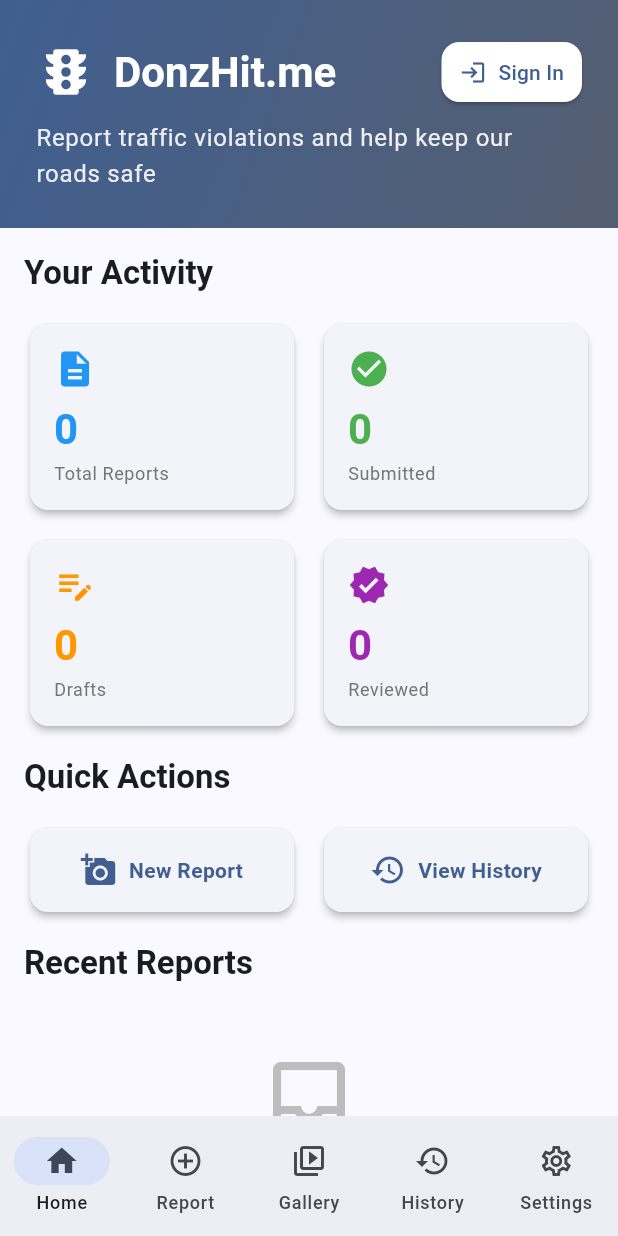
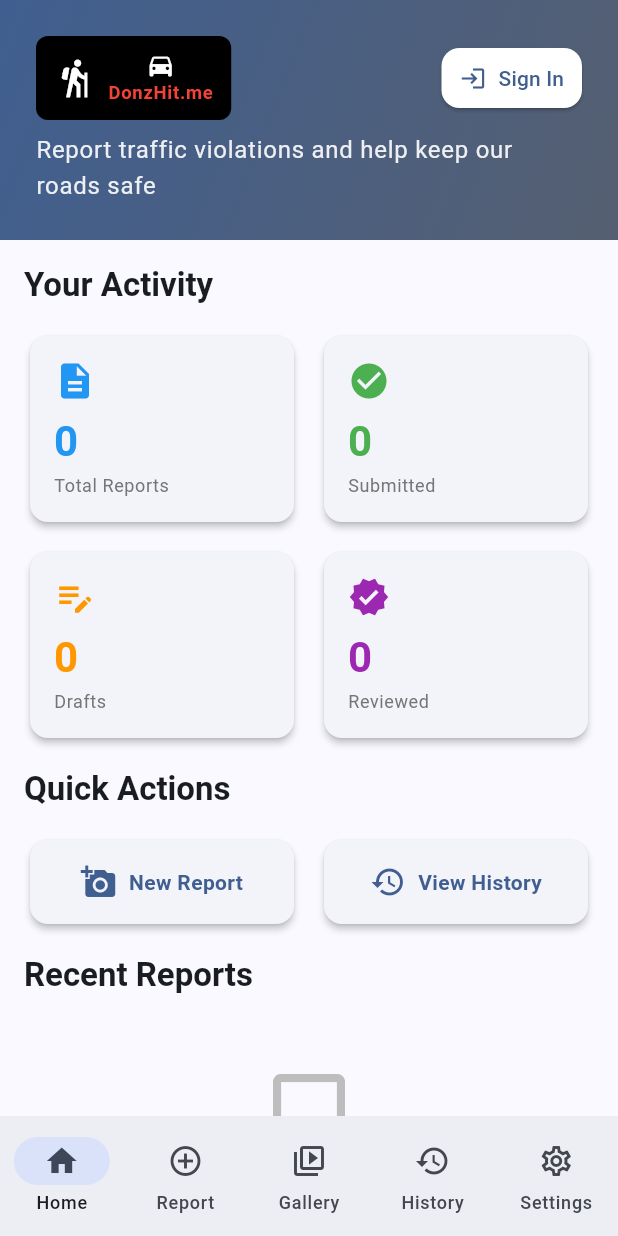
Before and after one commit to x92017/donzhit_me, a Flutter app: the screen it shows after launch, on a phone screen of 412 x 824 dp. Run offline on Flutter 3.47's test engine with Material 3 defaults, Android fonts, the phone set to English and light mode, and no system bars; our stand-ins replace cached_network_image, chewie, file_picker, google_sign_in, image_picker, shared_preferences and 2 more; network calls fail.

Commit message:
Add custom DonzHit.me logo to home screen header
- Create DonzHitLogo widget with black background
- White hiking person icon on left
- White car icon on top
- Red "DonzHit.me" text in middle
- Replace old traffic icon in home screen header

Co-Authored-By: Claude Opus 4.5 <noreply@anthropic.com>

```diff
--- a/donzhit_me/lib/screens/home_screen.dart
+++ b/donzhit_me/lib/screens/home_screen.dart
@@ -3,6 +3,7 @@ import 'package:provider/provider.dart';
 import '../providers/report_provider.dart';
 import '../models/traffic_report.dart';
 import '../services/api_service.dart';
+import '../widgets/donzhit_logo.dart';
 
 class HomeScreen extends StatefulWidget {
   const HomeScreen({super.key});
@@ -84,21 +85,8 @@ class _HomeScreenState extends State<HomeScreen> {
           children: [
             Row(
               children: [
-                Icon(
-                  Icons.traffic,
-                  color: Colors.white,
-                  size: 40,
-                ),
-                const SizedBox(width: 12),
-                Expanded(
-                  child: Text(
-                    'DonzHit.me',
-                    style: Theme.of(context).textTheme.headlineMedium?.copyWith(
-                          color: Colors.white,
-                          fontWeight: FontWeight.bold,
-                        ),
-                  ),
-                ),
+                const DonzHitLogoHorizontal(height: 56),
+                const Spacer(),
                 _buildAuthButton(),
               ],
             ),
--- /dev/null
+++ b/donzhit_me/lib/widgets/donzhit_logo.dart
@@ -0,0 +1,127 @@
+import 'package:flutter/material.dart';
+
+/// Custom logo widget for DonzHit.me
+/// Black background with:
+/// - Woman walking with backpack (white) on left
+/// - "DonzHit.me" text (red) in middle
+/// - Car front (white) on top
+class DonzHitLogo extends StatelessWidget {
+  final double size;
+
+  const DonzHitLogo({super.key, this.size = 120});
+
+  @override
+  Widget build(BuildContext context) {
+    return Container(
+      width: size,
+      height: size,
+      decoration: BoxDecoration(
+        color: Colors.black,
+        borderRadius: BorderRadius.circular(12),
+      ),
+      child: CustomPaint(
+        size: Size(size, size),
+        painter: _LogoPainter(),
+        child: Center(
+          child: Column(
+            mainAxisAlignment: MainAxisAlignment.center,
+            children: [
+              // Car icon at top
+              Icon(
+                Icons.directions_car,
+                color: Colors.white,
+                size: size * 0.25,
+              ),
+              const SizedBox(height: 4),
+              // DonzHit.me text in red
+              Text(
+                'DonzHit.me',
+                style: TextStyle(
+                  color: Colors.red,
+                  fontSize: size * 0.12,
+                  fontWeight: FontWeight.bold,
+                ),
+              ),
+              const SizedBox(height: 4),
+              // Walking person icon at bottom
+              Icon(
+                Icons.hiking,
+                color: Colors.white,
+                size: size * 0.25,
+              ),
+            ],
+          ),
+        ),
+      ),
+    );
+  }
+}
+
+class _LogoPainter extends CustomPainter {
+  @override
+  void paint(Canvas canvas, Size size) {
+    // Additional custom painting if needed
+    // The main elements are handled by the child widgets
+  }
+
+  @override
+  bool shouldRepaint(covariant CustomPainter oldDelegate) => false;
+}
+
+/// Horizontal logo for header display
+class DonzHitLogoHorizontal extends StatelessWidget {
+  final double height;
+
+  const DonzHitLogoHorizontal({super.key, this.height = 60});
+
+  @override
+  Widget build(BuildContext context) {
+    return Container(
+      height: height,
+      padding: const EdgeInsets.symmetric(horizontal: 12, vertical: 6),
+      decoration: BoxDecoration(
+        color: Colors.black,
+        borderRadius: BorderRadius.circular(8),
+      ),
+      child: Row(
+        mainAxisSize: MainAxisSize.min,
+        children: [
+          // Walking person on left
+          Column(
+            mainAxisAlignment: MainAxisAlignment.center,
+            children: [
+              Icon(
+                Icons.hiking,
+                color: Colors.white,
+                size: height * 0.5,
+              ),
+            ],
+          ),
+          const SizedBox(width: 8),
+          // DonzHit.me text and car in middle
+          Column(
+            mainAxisAlignment: MainAxisAlignment.center,
+            children: [
+              // Car on top
+              Icon(
+                Icons.directions_car,
+                color: Colors.white,
+                size: height * 0.35,
+              ),
+              // DonzHit.me text
+              Text(
+                'DonzHit.me',
+                style: TextStyle(
+                  color: Colors.red,
+                  fontSize: height * 0.22,
+                  fontWeight: FontWeight.bold,
+                  letterSpacing: 0.5,
+                ),
+              ),
+            ],
+          ),
+        ],
+      ),
+    );
+  }
+}
```
